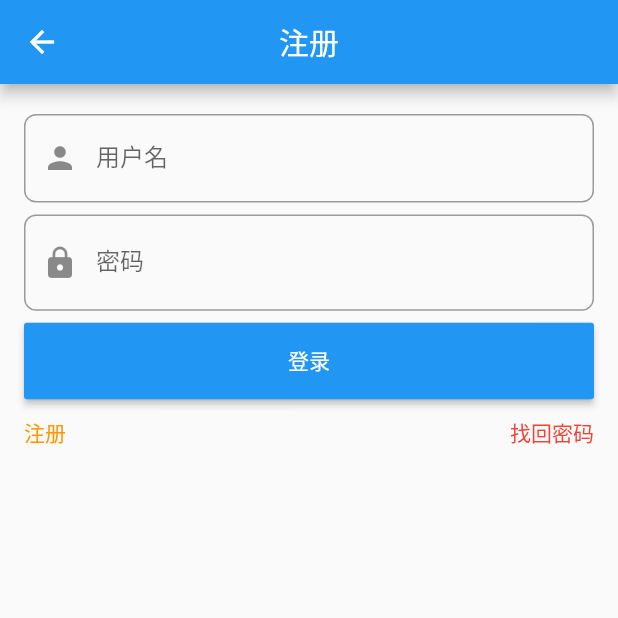
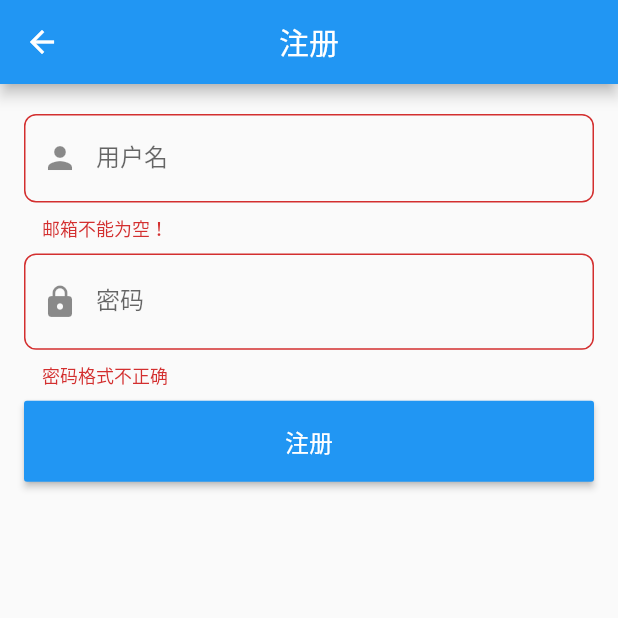
Before and after one commit to strongminmin/research, a Flutter app: the RegisterUser screen opened directly, after a tap on "注册", on a phone screen of 412 x 824 dp, the top half of it. Run offline on Flutter 3.47's test engine with Material 2 defaults, Android fonts, the phone set to English and light mode, and no system bars; our stand-ins replace awesome_dialog, cached_network_image, dio, fluro, flutter_easyrefresh, flutter_html and 7 more; missing offline and left inert: loading_dialog, photo, photo_manager; accounts and stored records are empty; network calls fail; statements that could not run were skipped.

Commit message:
feat:登录 注册 找回密码

```diff
--- a/lib/pages/PersonalCenter/Login/RegisterUser.dart
+++ b/lib/pages/PersonalCenter/Login/RegisterUser.dart
@@ -1,5 +1,6 @@
 import 'package:flutter/material.dart';
 import 'package:toast/toast.dart';
+import 'package:yanyou/api/User.dart';
 
 class RegisterUser extends StatefulWidget {
   final String userEmail;
@@ -55,23 +56,24 @@ class _RegisterUserState extends State<RegisterUser> {
   Future<void> registerAction() async {
     if ((_formKey.currentState as FormState).validate()) {
       try {
-        // var result = await register(
-        //   userName: _usernameController.text,
-        //   userPassword: _passwordController.text,
-        //   userEmail: widget.userEmail,
-        // );
-        // if (result['noerr'] == 0) {
-        //   Future.delayed(Duration(seconds: 1)).then((value) {
-        //     Navigator.of(context).pop();
-        //     Navigator.of(context).pop();
-        //   });
-        // }
-        // Toast.show(
-        //   result['message'],
-        //   context,
-        //   duration: Toast.LENGTH_SHORT,
-        //   gravity: Toast.CENTER,
-        // );
+        print(widget.userEmail);
+        var result = await registerUser(
+          userName: _usernameController.text,
+          password: _passwordController.text,
+          userEmail: widget.userEmail,
+        );
+        if (result['noerr'] == 0) {
+          Future.delayed(Duration(seconds: 1)).then((value) {
+            Navigator.of(context).pop();
+            Navigator.of(context).pop();
+          });
+        }
+        Toast.show(
+          result['message'],
+          context,
+          duration: Toast.LENGTH_SHORT,
+          gravity: Toast.CENTER,
+        );
       } catch (err) {
         print(err);
       }
@@ -153,43 +155,19 @@ class _RegisterUserState extends State<RegisterUser> {
                         Expanded(
                           child: RaisedButton(
                             padding: EdgeInsets.all(15.0),
-                              child: Text("登录"),
+                            child: Text(
+                              "注册",
+                              style: TextStyle(
+                                fontSize: 16,
+                                fontWeight: FontWeight.w500,
+                              ),
+                            ),
                             color: Theme.of(context).primaryColor,
                             textColor: Colors.white,
                             onPressed: registerAction,
                           ),
                         ),
                       ],
-                      ),
-                    )
-                  ],
-                )),
-            Container(
-              margin: EdgeInsets.only(top: 12),
-              padding: EdgeInsets.symmetric(horizontal: 16),
-              child: Row(
-                mainAxisAlignment: MainAxisAlignment.spaceBetween,
-                children: <Widget>[
-                  GestureDetector(
-                    onTap: () {
-                      Navigator.of(context)
-                          .pushNamed('emailCheck', arguments: 'register');
-                    },
-                    child: Text(
-                      '注册',
-                      style: TextStyle(color: Colors.orange),
-                    ),
-                  ),
-                  GestureDetector(
-                    onTap: () {
-                      Navigator.of(context)
-                          .pushNamed('emailCheck', arguments: 'forgetPassword');
-                    },
-                    child: Text(
-                      '找回密码',
-                      style: TextStyle(
-                        color: Colors.red,
-                      ),
                     ),
                   )
                 ],
--- a/lib/routes/RouteHanders.dart
+++ b/lib/routes/RouteHanders.dart
@@ -247,6 +247,7 @@ Handler emailCheckHandler = Handler(
 // 注册
 Handler registerUserHandler = Handler(
   handlerFunc: (BuildContext context, Map<String, List> params) {
+    print(params);
     String userEmail = params['userEmail'][0];
     return RegisterUser(userEmail: userEmail);
   },
@@ -254,7 +255,7 @@ Handler registerUserHandler = Handler(
 // 重置密码
 Handler resetPasswordHandler = Handler(
   handlerFunc: (BuildContext context, Map<String, List> params) {
-    String userId = params['userId'][0];
+    int userId = int.parse(params['userId'][0]);
     return ResetPassword(userId: userId);
   },
 );
```
Also changed, not shown: lib/api/User.dart (+6 -6 lines), lib/pages/PersonalCenter/Login/EmailCheck.dart (+56 -40 lines), lib/pages/PersonalCenter/Login/Login.dart (+25 -18 lines), lib/pages/PersonalCenter/Login/ResetPassword.dart (+26 -22 lines). Lines whose indentation alone changed are shown as unchanged.
